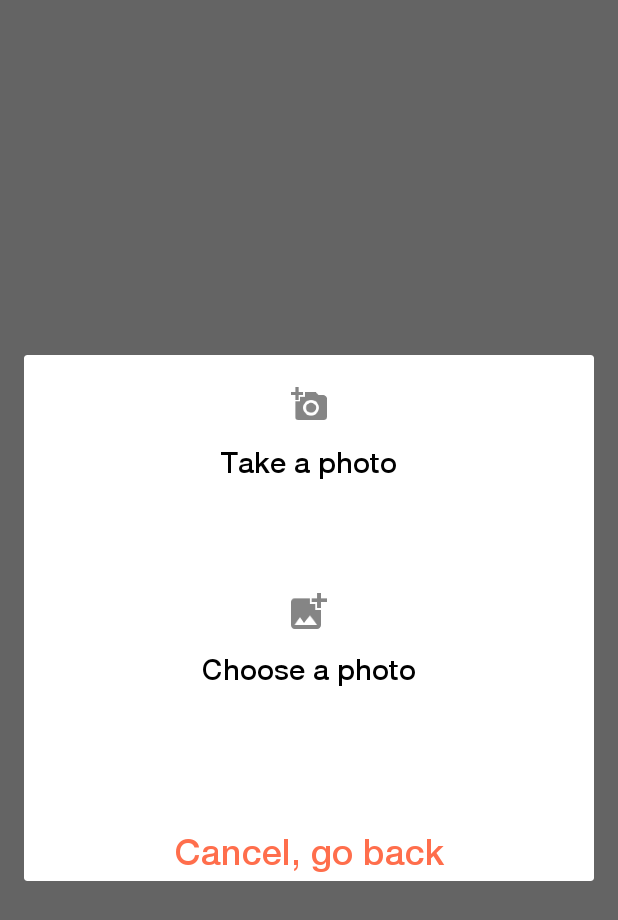
After one commit to Yuki44/SendCodeChatApp, an Android app: the fragment PhotoDialog shown on its own in the app's theme, on a phone screen of 412 x 824 dp. The commit adds this screen. Shown: the top 920 px of the screen. Run offline under Robolectric (Android 15) with nearby library versions, the phone set to English and light mode, and no system bars; 1 statement that could not run was skipped.

Commit message:
added a photo dialog and it's layout and styling

```diff
--- /dev/null
+++ b/app/src/main/java/com/houseof/code/PhotoDialog.java
@@ -0,0 +1,108 @@
+package com.houseof.code;
+
+import android.app.Activity;
+import android.content.Intent;
+import android.graphics.Bitmap;
+import android.graphics.BitmapFactory;
+import android.graphics.Matrix;
+import android.net.Uri;
+import android.os.Bundle;
+import android.util.Log;
+import android.view.LayoutInflater;
+import android.view.View;
+import android.view.ViewGroup;
+import android.widget.ImageButton;
+import android.widget.TextView;
+
+
+import androidx.annotation.Nullable;
+import androidx.fragment.app.DialogFragment;
+
+import com.houseof.code.util.ImageHandler;
+
+import java.io.FileNotFoundException;
+import java.io.IOException;
+import java.io.InputStream;
+
+public class PhotoDialog extends DialogFragment {
+    private static final String TAG = "PhotoDialog";
+    private ImageHandler imgHandler;
+    private static final int CAMERA_REQUEST_CODE = 4321;
+    private static final int PICKFILE_REQUEST_CODE = 1234;
+    private String picturePath;
+
+    public static Bitmap rotateImage(Bitmap src, float degree) {
+        Matrix matrix = new Matrix();
+        matrix.postRotate(degree);
+        Bitmap bmp = Bitmap.createBitmap(src, 0, 0, src.getWidth(), src.getHeight(), matrix, true);
+        return bmp;
+    }
+
+    @Nullable
+    @Override
+    public View onCreateView(LayoutInflater inflater, @Nullable ViewGroup container, @Nullable Bundle savedInstanceState) {
+        View view = inflater.inflate(R.layout.dialog_photo, container, false);
+
+        imgHandler = new ImageHandler();
+        TextView takePhoto = view.findViewById(R.id.dialogTakePhoto);
+        takePhoto.setOnClickListener(v -> {
+            Log.d(TAG, "onClick: starting camera.");
+            // TODO
+        });
+
+        ImageButton takePhotoImage = view.findViewById(R.id.take_photo_bttn);
+        takePhotoImage.setOnClickListener(v -> {
+            Log.d(TAG, "onClick: starting camera.");
+            // TODO
+        });
+
+
+        ImageButton selectPhotoImage = view.findViewById(R.id.chose_photo_bttn);
+        selectPhotoImage.setOnClickListener(v -> {
+            Log.d(TAG, "onClick: accessing phone memory.");
+            Intent intent = new Intent(Intent.ACTION_GET_CONTENT);
+            intent.setType("image/*");
+            startActivityForResult(intent, PICKFILE_REQUEST_CODE);
+        });
+
+
+        TextView selectPhoto = view.findViewById(R.id.dialogChoosePhoto);
+        selectPhoto.setOnClickListener(v -> {
+            Log.d(TAG, "onClick: accessing phone memory.");
+            Intent intent = new Intent(Intent.ACTION_GET_CONTENT);
+            intent.setType("image/*");
+            startActivityForResult(intent, PICKFILE_REQUEST_CODE);
+        });
+
+        TextView cancelDialog = view.findViewById(R.id.dialogCancel);
+        cancelDialog.setOnClickListener(v -> {
+            Log.d(TAG, "onClick: closing dialog.");
+            getDialog().dismiss();
+        });
+        return view;
+    }
+
+    @Override
+    public void onActivityResult(int requestCode, int resultCode, Intent data) {
+        super.onActivityResult(requestCode, resultCode, data);
+
+        if (requestCode == PICKFILE_REQUEST_CODE && resultCode == Activity.RESULT_OK) {
+            try {
+                final Uri selectedImageUri = data.getData();
+                final String imagePath = imgHandler.getFilePath(getContext(), selectedImageUri);
+                final InputStream imageStream = getContext().getContentResolver().openInputStream(selectedImageUri);
+                final Bitmap selectedImage = BitmapFactory.decodeStream(imageStream);
+                final Bitmap imgRotated = imgHandler.modifyOrientation(selectedImage, imagePath);
+                ChatroomActivity.mSelectedImage = imgRotated;
+
+                getDialog().dismiss();
+            } catch (FileNotFoundException e) {
+                e.printStackTrace();
+            } catch (IOException e) {
+                e.printStackTrace();
+            }
+        } else {
+            Log.d(TAG, "You haven't chosen a picture");
+        }
+    }
+}
--- /dev/null
+++ b/app/src/main/res/layout/dialog_photo.xml
@@ -0,0 +1,81 @@
+<?xml version="1.0" encoding="utf-8"?>
+<LinearLayout xmlns:android="http://schemas.android.com/apk/res/android"
+    android:layout_width="250dp"
+    android:layout_height="wrap_content"
+    android:alpha="1"
+    android:background="@color/transparent"
+    android:orientation="vertical"
+    android:padding="5dp">
+
+
+
+<LinearLayout
+    android:layout_width="match_parent"
+    android:layout_height="wrap_content"
+    android:orientation="vertical">
+
+    <ImageButton
+        android:id="@+id/take_photo_bttn"
+        android:layout_width="match_parent"
+        android:layout_height="0dp"
+        android:layout_weight="1"
+        android:background="@color/transparent"
+        android:contentDescription="@string/add_image_button"
+        android:padding="15dp"
+        android:scaleType="center"
+        android:src="@drawable/ic_camera"/>
+
+    <TextView
+        android:id="@+id/dialogTakePhoto"
+        android:layout_width="match_parent"
+        android:layout_height="wrap_content"
+        android:textAlignment="center"
+        android:fontFamily="@font/helvetica_neue_med"
+        android:text="@string/take_a_new_photo"
+        android:textColor="@color/black"
+        android:textSize="19sp" />
+
+
+    <ImageButton
+        android:id="@+id/chose_photo_bttn"
+        android:layout_width="match_parent"
+        android:layout_height="0dp"
+        android:layout_weight="1"
+        android:background="@color/transparent"
+        android:contentDescription="@string/add_image_button"
+        android:padding="15dp"
+        android:scaleType="center"
+        android:src="@drawable/ic_add_photo"
+        android:layout_marginTop="60dp"/>
+
+    <TextView
+        android:id="@+id/dialogChoosePhoto"
+        android:layout_width="match_parent"
+        android:layout_height="wrap_content"
+        android:fontFamily="@font/helvetica_neue_med"
+        android:text="@string/choose_photo"
+        android:textAlignment="center"
+        android:textColor="@color/black"
+        android:textSize="19sp"/>
+</LinearLayout>
+
+    <RelativeLayout
+        android:layout_width="match_parent"
+        android:layout_height="wrap_content"
+        android:layout_marginTop="60dp">
+
+        <TextView
+            android:id="@+id/dialogCancel"
+            android:layout_width="match_parent"
+            android:layout_height="wrap_content"
+            android:layout_alignParentStart="true"
+            android:layout_marginTop="35dp"
+            android:elevation="3dp"
+            android:fontFamily="@font/helvetica_neue_med"
+            android:text="@string/cancel"
+            android:textAlignment="center"
+            android:textColor="@color/orange"
+            android:textSize="24sp" />
+
+    </RelativeLayout>
+</LinearLayout>
--- a/app/src/main/res/values/strings.xml
+++ b/app/src/main/res/values/strings.xml
@@ -22,5 +22,12 @@
     <string name="log_out">Log out</string>
     <string name="send_message_button">Send Message Button</string>
     <string name="add_image_button">Add Image Button</string>
+    <string name="added">added</string>
+    <string name="modified">modified</string>
+    <string name="removed">removed</string>
+    <string name="chatroom_id" />
+    <string name="choose_photo">Choose a photo</string>
+    <string name="take_a_new_photo">Take a photo</string>
+    <string name="photo_dialog">Photo dialog</string>
 
 </resources>
```
Also changed, not shown: app/src/main/res/values/styles.xml (+13 -0 lines).
